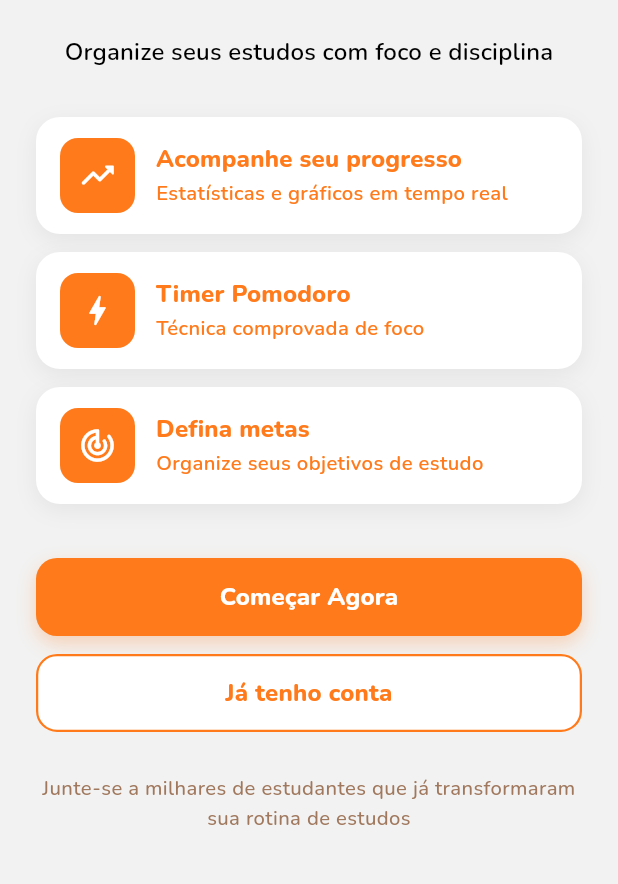
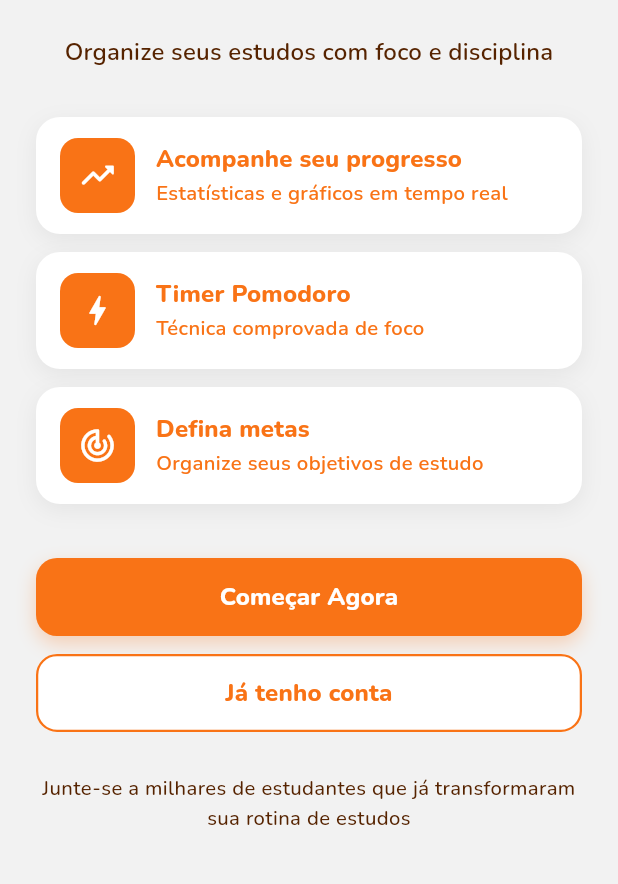
Before and after one commit to SaraMelo0/StudyFlow, a Flutter app: the screen it shows after launch, on a phone screen of 412 x 824 dp, the part 228-1112 px from its top. Run offline on Flutter 3.47's test engine with Material 3 defaults, Android fonts, the phone set to English and light mode, and no system bars; our stand-ins replace google_fonts.

Commit message:
refactor(ui): ajusta paleta de cores

```diff
--- a/lib/core/theme/cores_aplicacao.dart
+++ b/lib/core/theme/cores_aplicacao.dart
@@ -3,20 +3,19 @@ import 'package:flutter/material.dart';
 abstract final class CoresAplicacao {
   CoresAplicacao._();
 
-  static const Color laranja = Color(0xFFFF7A1A);
+  static const Color laranja = Color(0xFFF97316);
   static const Color preto = Color(0xFF000000);
-  static const Color marromEscuro = Color(0xFF4A2C10);
-  static const Color marromSuave = Color(0xFFA0785D);
+  static const Color marromEscuro = Color(0xFF562300);
   static const Color fundo = Color(0xFFF2F2F2);
-  static const Color preenchimentoCampo = Color(0xFFEAEAEA);
-  static const Color cinzaRotulo = Color(0xFF424242);
+  static const Color preenchimentoCampo = Color(0xFFEEEEEE);
+  static const Color cinzaRotulo = Color(0xFF3D3D3D);
   static const Color cinza7A = Color(0xFF7A7A7A);
-  static const Color divisorSuave = Color(0xFFBDBDBD);
-  static const Color cartaoPessego = Color(0xFFFFF2EB);
-  static const Color trilhoProgresso = Color(0xFFFFE4CC);
+  static const Color divisorSuave = Color(0xFF8F8F8F);
+  static const Color cartaoPessego = Color(0xFFFFF1E8);
+  static const Color trilhoProgresso = Color(0xFFFFC094);
 
-  static const Color iconeRoxo = Color(0xFF7C4DFF);
-  static const Color iconeAmarelo = Color(0xFFFFB300);
-  static const Color iconeVerde = Color(0xFF43A047);
-  static const Color iconeAzul = Color(0xFF1E88E5);
+  static const Color iconeRoxo = Color(0xFF7C3AED);
+  static const Color iconeAmarelo = Color(0xFFFFCC00);
+  static const Color iconeVerde = Color(0xFF34C759);
+  static const Color iconeAzul = Color(0xFF0088FF);
 }
--- a/lib/funcionalidades/boas_vindas/presentation/pages/pagina_boas_vindas.dart
+++ b/lib/funcionalidades/boas_vindas/presentation/pages/pagina_boas_vindas.dart
@@ -43,7 +43,7 @@ class PaginaBoasVindas extends StatelessWidget {
                           TextosAplicacao.textoBemVindo.texto,
                           textAlign: TextAlign.center,
                           style: temaTexto.titleMedium?.copyWith(
-                            color: CoresAplicacao.preto,
+                            color: CoresAplicacao.marromEscuro,
                             fontWeight: FontWeight.w600,
                             fontSize: 16,
                             height: 1.35,
@@ -112,7 +112,7 @@ class PaginaBoasVindas extends StatelessWidget {
                           TextosAplicacao.textoRodape.texto,
                           textAlign: TextAlign.center,
                           style: temaTexto.bodyMedium?.copyWith(
-                            color: CoresAplicacao.marromSuave,
+                            color: CoresAplicacao.marromEscuro,
                             fontWeight: FontWeight.w500,
                             height: 1.45,
                             fontSize: 13.5,
--- a/lib/funcionalidades/dashboard/presentation/widgets/barra_navegacao.dart
+++ b/lib/funcionalidades/dashboard/presentation/widgets/barra_navegacao.dart
@@ -16,7 +16,7 @@ class BarraNavegacao extends StatelessWidget {
   Widget build(BuildContext context) {
     return DecoratedBox(
       decoration: BoxDecoration(
-        color: Colors.white,
+        color: const Color(0xFFFFFFFF).withValues(alpha: 0.45),
         boxShadow: [
           BoxShadow(
             color: Colors.black.withValues(alpha: 0.06),
--- a/lib/funcionalidades/dashboard/presentation/widgets/card_sequencia.dart
+++ b/lib/funcionalidades/dashboard/presentation/widgets/card_sequencia.dart
@@ -23,7 +23,6 @@ class CardSequencia extends StatelessWidget {
 
             decoration: BoxDecoration(
               color: CoresAplicacao.cartaoPessego,
-
               shape: BoxShape.circle,
             ),
 
--- a/lib/funcionalidades/login/presentation/widgets/rodape_cadastro.dart
+++ b/lib/funcionalidades/login/presentation/widgets/rodape_cadastro.dart
@@ -17,7 +17,7 @@ class RodapeCadastro extends StatelessWidget {
         Text(
           TextosAplicacao.loginSemContaPrefixo.texto,
           style: temaTexto.bodyMedium?.copyWith(
-            color: CoresAplicacao.preto,
+            color: CoresAplicacao.marromEscuro,
             fontWeight: FontWeight.w500,
             fontSize: 14,
           ),
```
